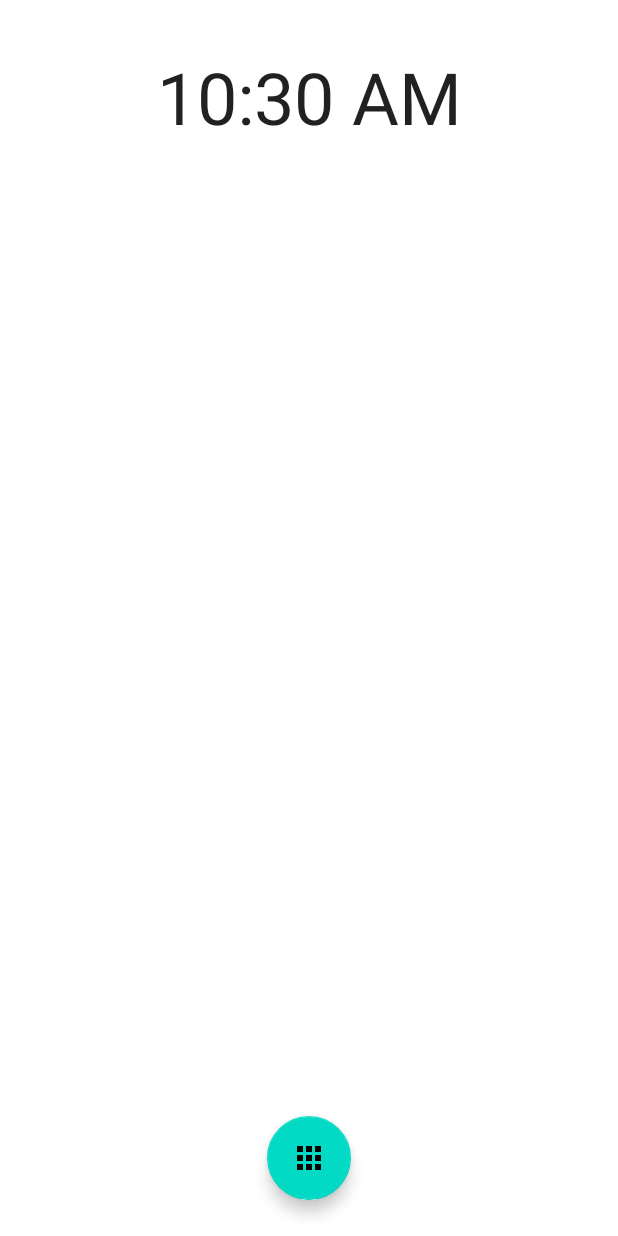
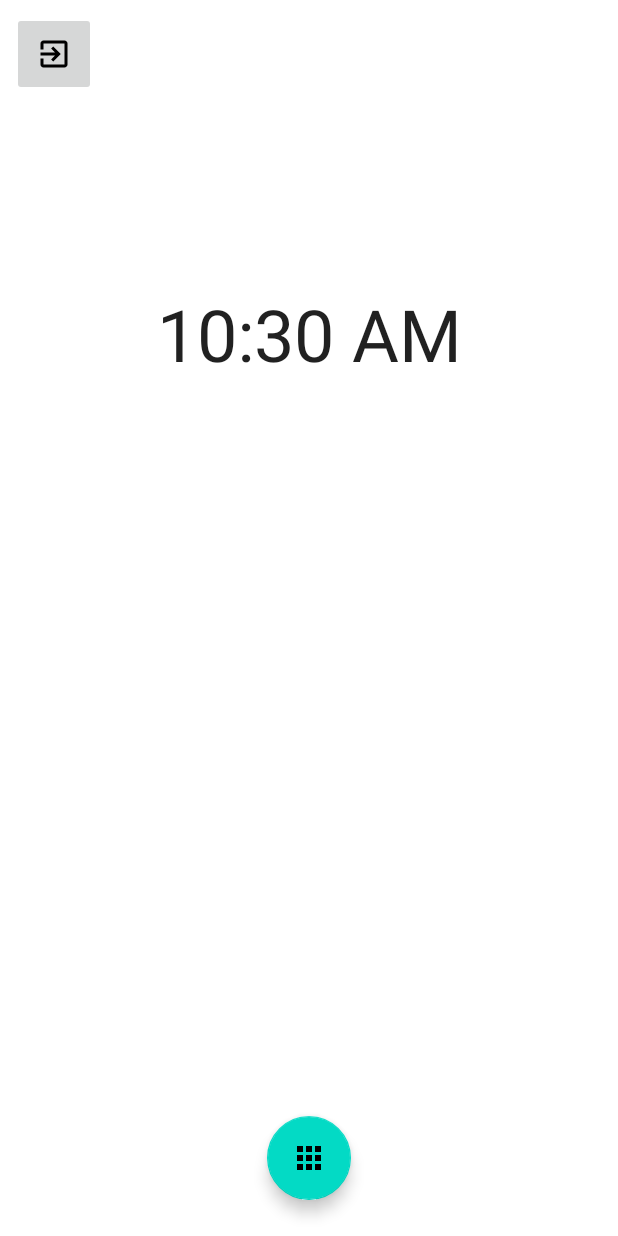
Before and after one commit to osamaalek/Kiosk-Launcher, an Android app: the screen it shows after launch (MainActivity), on a phone screen of 412 x 824 dp. Run offline under Robolectric (Android 15) with nearby library versions, the phone set to English and light mode, and no system bars.

Commit message:
Exit kiosk mode

```diff
--- a/app/src/main/java/com/osamaalek/kiosklauncher/ui/HomeFragment.kt
+++ b/app/src/main/java/com/osamaalek/kiosklauncher/ui/HomeFragment.kt
@@ -4,27 +4,33 @@ import android.os.Bundle
 import android.view.LayoutInflater
 import android.view.View
 import android.view.ViewGroup
+import android.widget.ImageButton
 import androidx.fragment.app.Fragment
 import com.google.android.material.floatingactionbutton.FloatingActionButton
 import com.osamaalek.kiosklauncher.R
+import com.osamaalek.kiosklauncher.util.KioskUtil
 
 class HomeFragment : Fragment() {
 
     private lateinit var fabApps: FloatingActionButton
+    private lateinit var imageButtonExit: ImageButton
 
     override fun onCreateView(
-        inflater: LayoutInflater, container: ViewGroup?,
-        savedInstanceState: Bundle?
+        inflater: LayoutInflater, container: ViewGroup?, savedInstanceState: Bundle?
     ): View? {
         // Inflate the layout for this fragment
         val v = inflater.inflate(R.layout.fragment_home, container, false)
 
         fabApps = v.findViewById(R.id.floatingActionButton)
+        imageButtonExit = v.findViewById(R.id.imageButton_exit)
 
         fabApps.setOnClickListener {
             requireActivity().supportFragmentManager.beginTransaction()
-                .replace(R.id.fragmentContainerView, AppsListFragment())
-                .commit()
+                .replace(R.id.fragmentContainerView, AppsListFragment()).commit()
+        }
+
+        imageButtonExit.setOnClickListener {
+            KioskUtil.stopKioskMode(requireActivity())
         }
 
         return v
--- /dev/null
+++ b/app/src/main/res/drawable/baseline_exit_to_app_24.xml
@@ -0,0 +1,5 @@
+<vector android:autoMirrored="true" android:height="24dp"
+    android:tint="#000000" android:viewportHeight="24"
+    android:viewportWidth="24" android:width="24dp" xmlns:android="http://schemas.android.com/apk/res/android">
+    <path android:fillColor="@android:color/white" android:pathData="M10.09,15.59L11.5,17l5,-5 -5,-5 -1.41,1.41L12.67,11H3v2h9.67l-2.58,2.59zM19,3H5c-1.11,0 -2,0.9 -2,2v4h2V5h14v14H5v-4H3v4c0,1.1 0.89,2 2,2h14c1.1,0 2,-0.9 2,-2V5c0,-1.1 -0.9,-2 -2,-2z"/>
+</vector>
--- a/app/src/main/res/layout/fragment_home.xml
+++ b/app/src/main/res/layout/fragment_home.xml
@@ -10,14 +10,14 @@
         android:layout_width="0dp"
         android:layout_height="wrap_content"
         android:layout_marginStart="32dp"
-        android:layout_marginTop="32dp"
         android:layout_marginEnd="32dp"
         android:gravity="center"
         android:textSize="48sp"
+        app:layout_constraintBottom_toBottomOf="parent"
         app:layout_constraintEnd_toEndOf="parent"
         app:layout_constraintStart_toStartOf="parent"
-        app:layout_constraintTop_toTopOf="parent" />
-
+        app:layout_constraintTop_toTopOf="parent"
+        app:layout_constraintVertical_bias="0.25" />
 
 
     <com.google.android.material.floatingactionbutton.FloatingActionButton
@@ -31,5 +31,16 @@
         app:layout_constraintStart_toStartOf="parent"
         tools:ignore="ContentDescription" />
 
+    <ImageButton
+        android:id="@+id/imageButton_exit"
+        android:layout_width="wrap_content"
+        android:layout_height="wrap_content"
+        android:layout_marginStart="8dp"
+        android:layout_marginTop="8dp"
+        android:padding="16dp"
+        android:src="@drawable/baseline_exit_to_app_24"
+        app:layout_constraintStart_toStartOf="parent"
+        app:layout_constraintTop_toTopOf="parent" />
+
 
 </androidx.constraintlayout.widget.ConstraintLayout>
```
